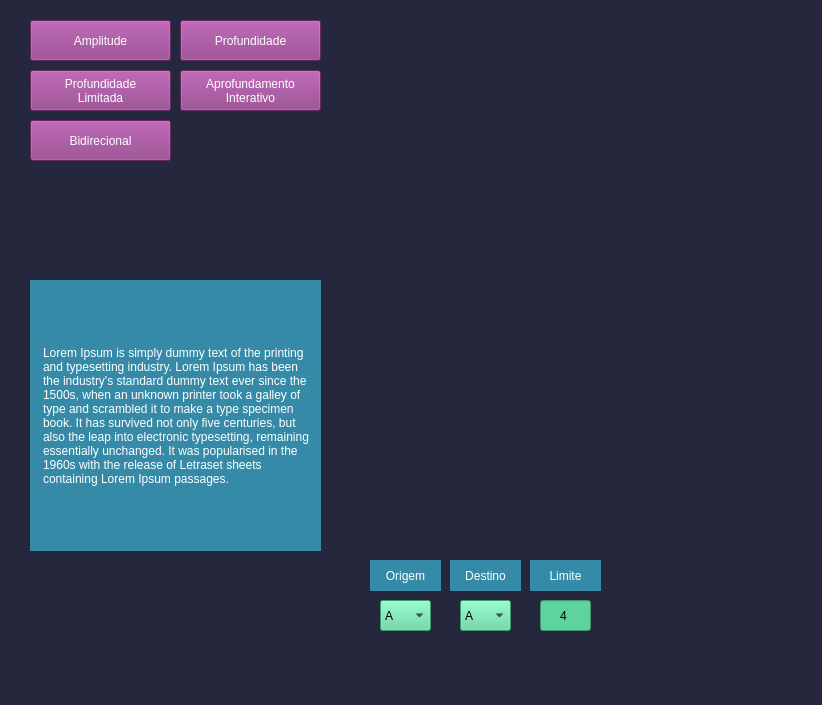
Before: the Qt Designer form Mario_Party.ui in RodgerOliver/mario-party-unitau, drawn with Qt 5.
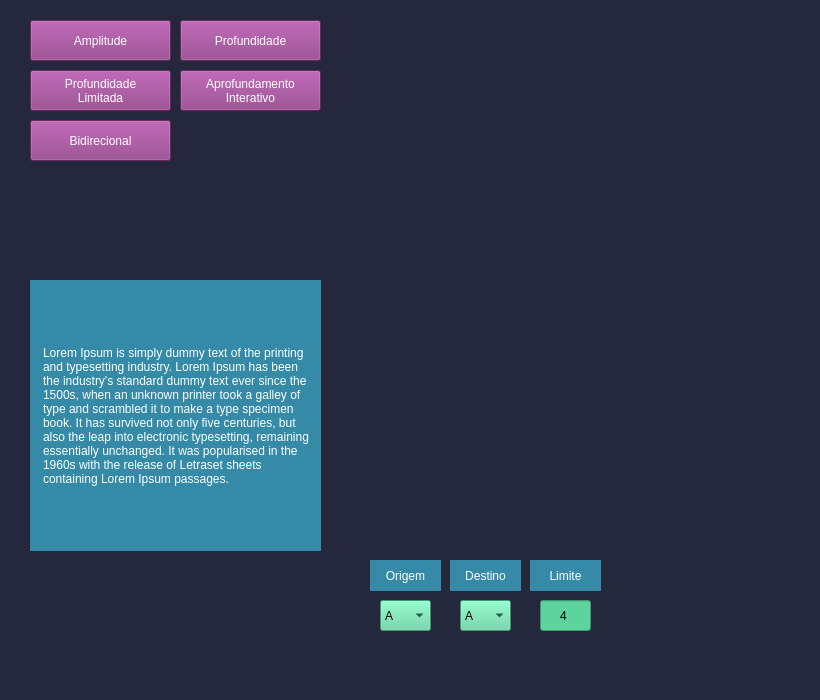
After: the same form once the commit is applied. Icons and pictures are not drawn.

Commit message: Adicionar tamanho mínimo da tela

The edit to the form file:
```diff
--- a/Mario_Party.ui
+++ b/Mario_Party.ui
@@ -6,10 +6,16 @@
    <rect>
     <x>0</x>
     <y>0</y>
-    <width>822</width>
-    <height>705</height>
+    <width>820</width>
+    <height>700</height>
    </rect>
   </property>
+  <property name="minimumSize">
+   <size>
+    <width>820</width>
+    <height>700</height>
+   </size>
+  </property>
   <property name="windowTitle">
    <string>Mario Party</string>
   </property>
```
Left out of the diff: 4 changed lines with no effect on the pictures.
